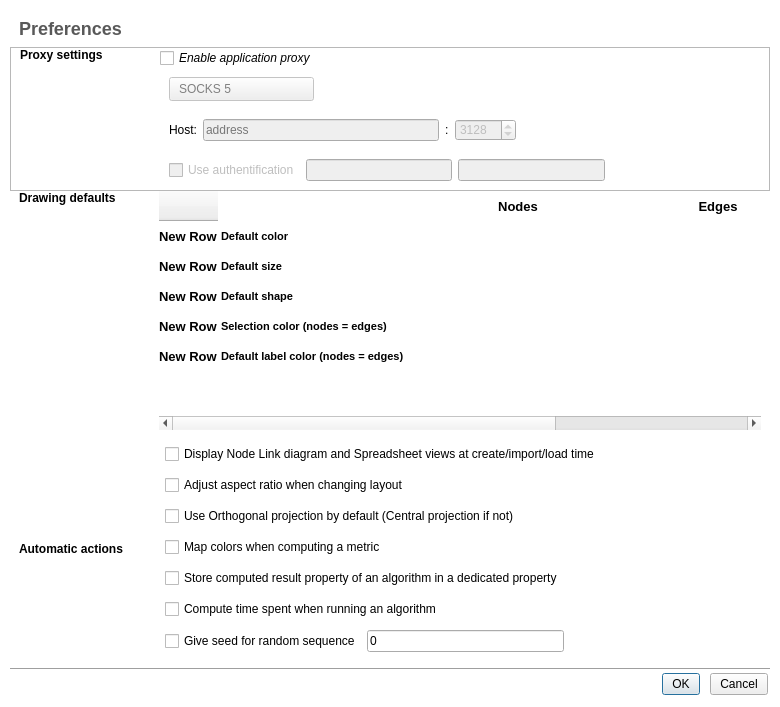
Tulip-Dev/tulip, file plugins/perspective/GraphPerspective/designer/PreferencesDialog.ui: the form before one commit.
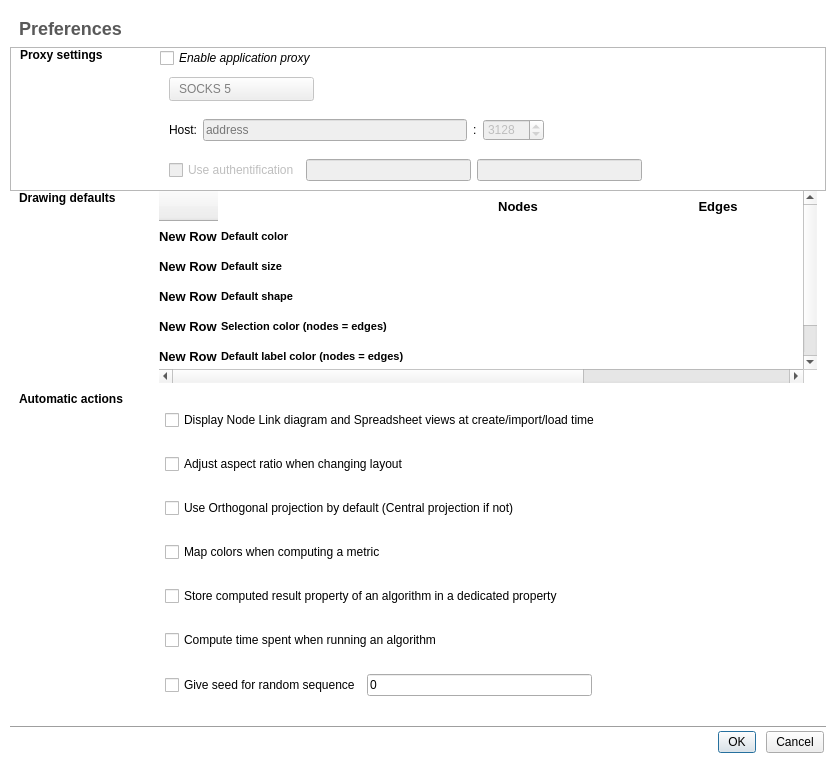
The form after the commit. Icons and pictures are not drawn.

Commit message: Fix Preference Dialog size and resize and import wizard description

What changed in the file:
```diff
--- a/plugins/perspective/GraphPerspective/designer/PreferencesDialog.ui
+++ b/plugins/perspective/GraphPerspective/designer/PreferencesDialog.ui
@@ -6,10 +6,16 @@
    <rect>
     <x>0</x>
     <y>0</y>
-    <width>780</width>
-    <height>707</height>
+    <width>836</width>
+    <height>765</height>
    </rect>
   </property>
+  <property name="sizePolicy">
+   <sizepolicy hsizetype="Preferred" vsizetype="Preferred">
+    <horstretch>0</horstretch>
+    <verstretch>0</verstretch>
+   </sizepolicy>
+  </property>
   <property name="minimumSize">
    <size>
     <width>0</width>
@@ -365,6 +371,12 @@
    </item>
    <item>
     <widget class="QFrame" name="renderingFrame">
+     <property name="sizePolicy">
+      <sizepolicy hsizetype="Preferred" vsizetype="Preferred">
+       <horstretch>0</horstretch>
+       <verstretch>0</verstretch>
+      </sizepolicy>
+     </property>
      <property name="section" stdset="0">
       <bool>true</bool>
      </property>
@@ -410,6 +422,12 @@
         </property>
         <item>
          <widget class="QTableWidget" name="graphDefaultsTable">
+          <property name="sizePolicy">
+           <sizepolicy hsizetype="Expanding" vsizetype="Preferred">
+            <horstretch>0</horstretch>
+            <verstretch>0</verstretch>
+           </sizepolicy>
+          </property>
           <property name="styleSheet">
            <string notr="true">QAbstractItemView {
 background-color: white;
@@ -584,6 +602,9 @@
         <property name="text">
          <string>Automatic actions</string>
         </property>
+        <property name="alignment">
+         <set>Qt::AlignLeading|Qt::AlignLeft|Qt::AlignTop</set>
+        </property>
        </widget>
       </item>
       <item>
```
The commit also changes 2 other files.
